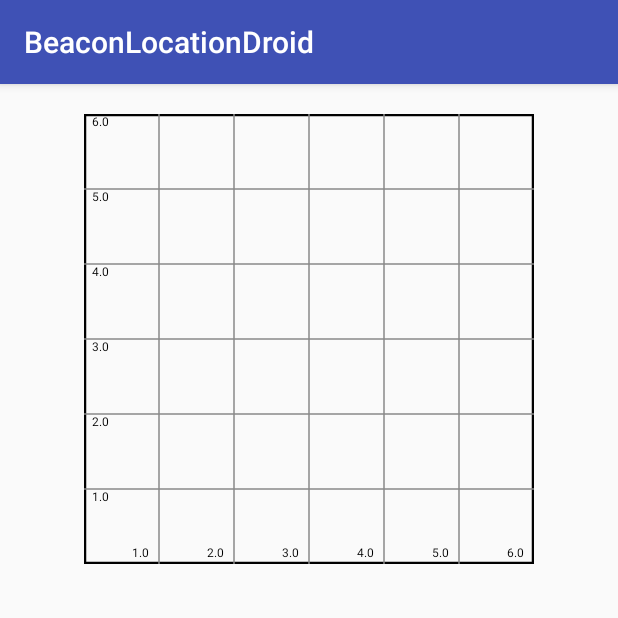
After one commit to jie-meng/BeaconLocationDroid, an Android app: the RadarActivity screen opened directly, with no data from a screen before it, on a phone screen of 412 x 824 dp, the top half of it. The commit adds this screen. Run offline under Robolectric (Android 15) with nearby library versions, the phone set to English and light mode, and no system bars; our stand-ins replace ButterKnife; libraries missing offline, so code that uses them is left out: com.jmengxy.utillib; network calls fail; 1 statement that could not run was skipped.

Commit message:
Draw Radar image

```diff
--- a/app/src/main/AndroidManifest.xml
+++ b/app/src/main/AndroidManifest.xml
@@ -16,13 +16,14 @@
         android:roundIcon="@mipmap/ic_launcher_round"
         android:supportsRtl="true"
         android:theme="@style/AppTheme">
-        <activity android:name=".MainActivity">
+        <activity android:name=".MainActivity" android:screenOrientation="portrait">
             <intent-filter>
                 <action android:name="android.intent.action.MAIN" />
 
                 <category android:name="android.intent.category.LAUNCHER" />
             </intent-filter>
         </activity>
+        <activity android:name=".RadarActivity" android:screenOrientation="portrait"/>
     </application>
 
 </manifest>
--- /dev/null
+++ b/app/src/main/java/com/jmengxy/beaconlocationdroid/RadarActivity.java
@@ -0,0 +1,225 @@
+package com.jmengxy.beaconlocationdroid;
+
+import android.content.BroadcastReceiver;
+import android.content.Context;
+import android.content.Intent;
+import android.content.IntentFilter;
+import android.content.res.Resources;
+import android.graphics.Bitmap;
+import android.graphics.Canvas;
+import android.graphics.Color;
+import android.graphics.Paint;
+import android.graphics.drawable.BitmapDrawable;
+import android.graphics.drawable.Drawable;
+import android.os.Bundle;
+import android.support.annotation.Nullable;
+import android.support.v4.content.ContextCompat;
+import android.support.v4.content.LocalBroadcastManager;
+import android.support.v7.app.AppCompatActivity;
+import android.util.DisplayMetrics;
+import android.widget.ImageView;
+import android.widget.TextView;
+
+import com.google.gson.Gson;
+import com.google.gson.reflect.TypeToken;
+import com.jmengxy.location.models.Base;
+import com.jmengxy.location.models.Location;
+import com.jmengxy.utillib.utils.DisplayUtils;
+
+import java.util.List;
+
+import butterknife.BindView;
+import butterknife.ButterKnife;
+
+public class RadarActivity extends AppCompatActivity {
+
+    private static final int IMAGE_WIDTH = 300;
+    private static final int GRID_WIDTH = 50;
+    private static final double DEFAULT_WEIGHT = 1.0;
+
+    private Gson gson = new Gson();
+
+    @BindView(R.id.radar_image)
+    ImageView imageView;
+
+    @BindView(R.id.coordinate)
+    TextView tvCoordinate;
+
+    private Canvas canvas;
+
+    private Bitmap bitmap;
+
+    private Paint paintAxisThick;
+
+    private Paint paintAxisThin;
+
+    private Paint paintText;
+
+    private Paint paintCircle;
+
+    private LocalBroadcastManager localBroadcastManager;
+
+    private BroadcastReceiver broadcastReceiver;
+
+    @Override
+    protected void onCreate(@Nullable Bundle savedInstanceState) {
+        super.onCreate(savedInstanceState);
+        setContentView(R.layout.activity_radar);
+        ButterKnife.bind(this);
+        init();
+    }
+
+    @Override
+    protected void onDestroy() {
+        localBroadcastManager.unregisterReceiver(broadcastReceiver);
+        super.onDestroy();
+    }
+
+    private void init() {
+        initPaints();
+        initBroadcastReceiver();
+        draw(null, null, DEFAULT_WEIGHT);
+    }
+
+    private void initBroadcastReceiver() {
+        localBroadcastManager = LocalBroadcastManager.getInstance(this);
+        IntentFilter intentFilter = new IntentFilter();
+        intentFilter.addAction(BroadcastConstants.BROADCAST_LOCATION);
+        broadcastReceiver = new BroadcastReceiver() {
+            @Override
+            public void onReceive(Context context, Intent intent) {
+                Location location = (Location) intent.getSerializableExtra(BroadcastConstants.BROADCAST_KEY_LOCATION);
+                double weight = intent.getDoubleExtra(BroadcastConstants.BROADCAST_KEY_WEIGHT, DEFAULT_WEIGHT);
+                List<Base> baseList = gson.fromJson(intent.getStringExtra(BroadcastConstants.BROADCAST_KEY_BASES), new TypeToken<List<Base>>() {
+                }.getType());
+
+                if (baseList.size() > 3) {
+                    baseList = baseList.subList(0, 3);
+                }
+
+                draw(location, baseList, weight);
+
+                tvCoordinate.setText(location == null
+                        ? "Current location: NULL"
+                        : String.format("Current location: (%f, %f)",
+                        location.getxAxis(), location.getyAxis()));
+            }
+        };
+        localBroadcastManager.registerReceiver(broadcastReceiver, intentFilter);
+    }
+
+    private float convertDpToPixel(float dp) {
+        Resources resources = this.getResources();
+        DisplayMetrics metrics = resources.getDisplayMetrics();
+        float px = dp * ((float) metrics.densityDpi / 160.0F);
+        return px;
+    }
+
+    private void initPaints() {
+        paintAxisThick = new Paint(Paint.ANTI_ALIAS_FLAG);
+        paintAxisThick.setColor(Color.BLACK);
+        paintAxisThick.setStrokeWidth(convertDpToPixel(3));
+
+        paintAxisThin = new Paint(Paint.ANTI_ALIAS_FLAG);
+        paintAxisThin.setColor(Color.GRAY);
+        paintAxisThin.setStrokeWidth(convertDpToPixel(1));
+
+        paintText = new Paint(Paint.ANTI_ALIAS_FLAG);
+        paintText.setColor(Color.BLACK);
+        paintText.setTextSize(DisplayUtils.convertSpToPixel(this, 8));
+
+        paintCircle = new Paint(Paint.ANTI_ALIAS_FLAG);
+        paintCircle.setColor(Color.CYAN);
+        paintCircle.setStyle(Paint.Style.STROKE);
+        paintCircle.setStrokeWidth(convertDpToPixel(3));
+    }
+
+    private void draw(Location location, List<Base> bases, double weight) {
+        drawPrepare();
+        drawLines();
+        drawLabels(weight);
+        drawBases(bases, weight);
+        drawLocation(location, weight);
+
+        imageView.setImageBitmap(bitmap);
+    }
+
+    private void drawBases(List<Base> bases, double weight) {
+        if (bases == null) {
+            return;
+        }
+
+        for (Base base : bases) {
+            Bitmap bitmap = drawableToBitmap(ContextCompat.getDrawable(this, R.drawable.ic_lens_orange_24dp));
+            canvas.drawCircle(
+                    convertDpToPixel(locationToCoordinate(base.getLocation().getxAxis(), weight)),
+                    convertDpToPixel(IMAGE_WIDTH - locationToCoordinate(base.getLocation().getyAxis(), weight)),
+                    convertDpToPixel(locationToCoordinate(base.getFlatDistance(), weight)),
+                    paintCircle);
+
+            canvas.drawBitmap(
+                    bitmap,
+                    convertDpToPixel(locationToCoordinate(base.getLocation().getxAxis(), weight) - 12),
+                    convertDpToPixel(IMAGE_WIDTH - locationToCoordinate(base.getLocation().getyAxis(), weight) - 12),
+                    paintAxisThin);
+        }
+    }
+
+    private void drawPrepare() {
+        bitmap = Bitmap.createBitmap(
+                (int) convertDpToPixel(IMAGE_WIDTH),
+                (int) convertDpToPixel(IMAGE_WIDTH),
+                Bitmap.Config.ARGB_8888);
+        canvas = new Canvas(bitmap);
+    }
+
+    private void drawLines() {
+        canvas.drawLine(0, 0, 0, convertDpToPixel(IMAGE_WIDTH), paintAxisThick);
+        canvas.drawLine(0, 0, convertDpToPixel(IMAGE_WIDTH), 0, paintAxisThick);
+        canvas.drawLine(0, convertDpToPixel(IMAGE_WIDTH), convertDpToPixel(IMAGE_WIDTH), convertDpToPixel(IMAGE_WIDTH), paintAxisThick);
+        canvas.drawLine(convertDpToPixel(IMAGE_WIDTH), 0, convertDpToPixel(IMAGE_WIDTH), convertDpToPixel(IMAGE_WIDTH), paintAxisThick);
+
+        for (int i = 1; i < 6; ++i) {
+            canvas.drawLine(0, convertDpToPixel(GRID_WIDTH * i), convertDpToPixel(IMAGE_WIDTH), convertDpToPixel(GRID_WIDTH * i), paintAxisThin);
+            canvas.drawLine(convertDpToPixel(GRID_WIDTH * i), 0, convertDpToPixel(GRID_WIDTH * i), convertDpToPixel(IMAGE_WIDTH), paintAxisThin);
+        }
+    }
+
+    private void drawLabels(double weight) {
+        for (int i = 1; i < 7; ++i) {
+            canvas.drawText(String.format("%.1f", weight * i), convertDpToPixel(GRID_WIDTH * i - 18), convertDpToPixel(IMAGE_WIDTH - 5), paintText);
+            canvas.drawText(String.format("%.1f", weight * i), convertDpToPixel(5), convertDpToPixel(IMAGE_WIDTH - GRID_WIDTH * i + 8), paintText);
+        }
+    }
+
+    private void drawLocation(Location location, double weight) {
+        if (location == null) {
+            return;
+        }
+
+        Bitmap bitmap = drawableToBitmap(ContextCompat.getDrawable(this, R.drawable.ic_location_24dp));
+        canvas.drawBitmap(
+                bitmap,
+                convertDpToPixel(locationToCoordinate(location.getxAxis(), weight) - 12),
+                convertDpToPixel(IMAGE_WIDTH - locationToCoordinate(location.getyAxis(), weight) - 24),
+                paintAxisThin);
+    }
+
+    private static Bitmap drawableToBitmap(Drawable drawable) {
+        if (drawable instanceof BitmapDrawable) {
+            return ((BitmapDrawable) drawable).getBitmap();
+        }
+
+        Bitmap bitmap = Bitmap.createBitmap(drawable.getIntrinsicWidth(), drawable.getIntrinsicHeight(), Bitmap.Config.ARGB_8888);
+        Canvas canvas = new Canvas(bitmap);
+        drawable.setBounds(0, 0, canvas.getWidth(), canvas.getHeight());
+        drawable.draw(canvas);
+
+        return bitmap;
+    }
+
+    private static float locationToCoordinate(double locationValue, double weight) {
+        double v = locationValue / weight;
+        return (float) (v * GRID_WIDTH);
+    }
+}
--- /dev/null
+++ b/app/src/main/res/drawable/ic_gps_fixed_black_24dp.xml
@@ -0,0 +1,5 @@
+<vector android:height="24dp" android:tint="#FFFFFF"
+    android:viewportHeight="24.0" android:viewportWidth="24.0"
+    android:width="24dp" xmlns:android="http://schemas.android.com/apk/res/android">
+    <path android:fillColor="#FF000000" android:pathData="M12,8c-2.21,0 -4,1.79 -4,4s1.79,4 4,4 4,-1.79 4,-4 -1.79,-4 -4,-4zM20.94,11c-0.46,-4.17 -3.77,-7.48 -7.94,-7.94L13,1h-2v2.06C6.83,3.52 3.52,6.83 3.06,11L1,11v2h2.06c0.46,4.17 3.77,7.48 7.94,7.94L11,23h2v-2.06c4.17,-0.46 7.48,-3.77 7.94,-7.94L23,13v-2h-2.06zM12,19c-3.87,0 -7,-3.13 -7,-7s3.13,-7 7,-7 7,3.13 7,7 -3.13,7 -7,7z"/>
+</vector>
--- /dev/null
+++ b/app/src/main/res/drawable/ic_lens_orange_24dp.xml
@@ -0,0 +1,5 @@
+<vector android:height="24dp" android:tint="#FF7928"
+    android:viewportHeight="24.0" android:viewportWidth="24.0"
+    android:width="24dp" xmlns:android="http://schemas.android.com/apk/res/android">
+    <path android:fillColor="#FF000000" android:pathData="M12,2C6.48,2 2,6.48 2,12s4.48,10 10,10 10,-4.48 10,-10S17.52,2 12,2z"/>
+</vector>
--- /dev/null
+++ b/app/src/main/res/drawable/ic_location_24dp.xml
@@ -0,0 +1,5 @@
+<vector android:height="24dp" android:tint="#4D71FF"
+    android:viewportHeight="24.0" android:viewportWidth="24.0"
+    android:width="24dp" xmlns:android="http://schemas.android.com/apk/res/android">
+    <path android:fillColor="#FF000000" android:pathData="M12,2C8.13,2 5,5.13 5,9c0,5.25 7,13 7,13s7,-7.75 7,-13c0,-3.87 -3.13,-7 -7,-7zM12,11.5c-1.38,0 -2.5,-1.12 -2.5,-2.5s1.12,-2.5 2.5,-2.5 2.5,1.12 2.5,2.5 -1.12,2.5 -2.5,2.5z"/>
+</vector>
--- /dev/null
+++ b/app/src/main/res/layout/activity_radar.xml
@@ -0,0 +1,27 @@
+<?xml version="1.0" encoding="utf-8"?>
+<android.support.constraint.ConstraintLayout xmlns:android="http://schemas.android.com/apk/res/android"
+    android:layout_width="match_parent"
+    android:layout_height="match_parent"
+    xmlns:app="http://schemas.android.com/apk/res-auto">
+    <ImageView
+        android:id="@+id/radar_image"
+        android:layout_width="300dp"
+        android:layout_height="300dp"
+        android:layout_marginTop="20dp"
+        app:layout_constraintStart_toStartOf="parent"
+        app:layout_constraintEnd_toEndOf="parent"
+        app:layout_constraintTop_toTopOf="parent"/>
+
+    <TextView
+        android:id="@+id/coordinate"
+        android:layout_width="match_parent"
+        android:layout_height="wrap_content"
+        android:layout_marginTop="30dp"
+        android:textSize="16sp"
+        android:textStyle="bold"
+        android:gravity="center_horizontal"
+        app:layout_constraintTop_toBottomOf="@id/radar_image"
+        app:layout_constraintStart_toStartOf="parent"
+        app:layout_constraintEnd_toEndOf="parent"/>
+
+</android.support.constraint.ConstraintLayout>
```
Also changed, not shown: app/src/main/java/com/jmengxy/beaconlocationdroid/BroadcastConstants.java (added, +8 -0 lines), app/src/main/java/com/jmengxy/beaconlocationdroid/MainActivity.java (+41 -11 lines), app/src/main/res/layout/activity_main.xml (+10 -2 lines), 1 other file.
